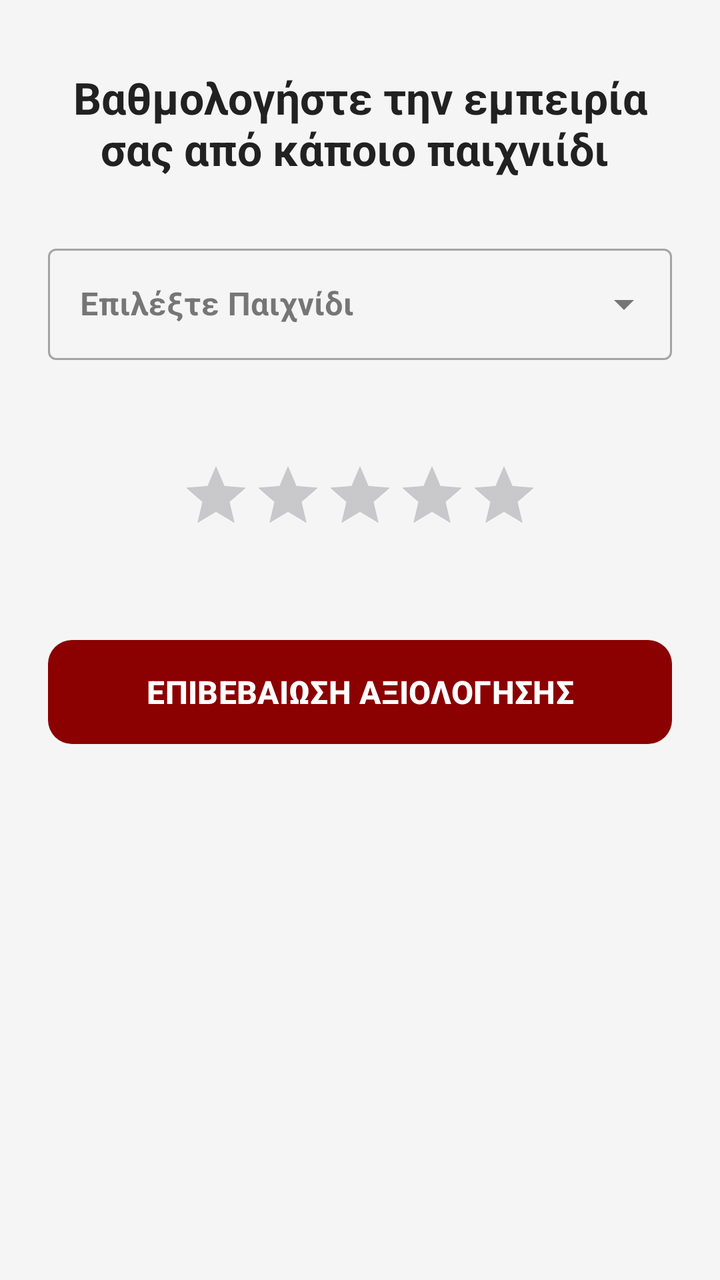
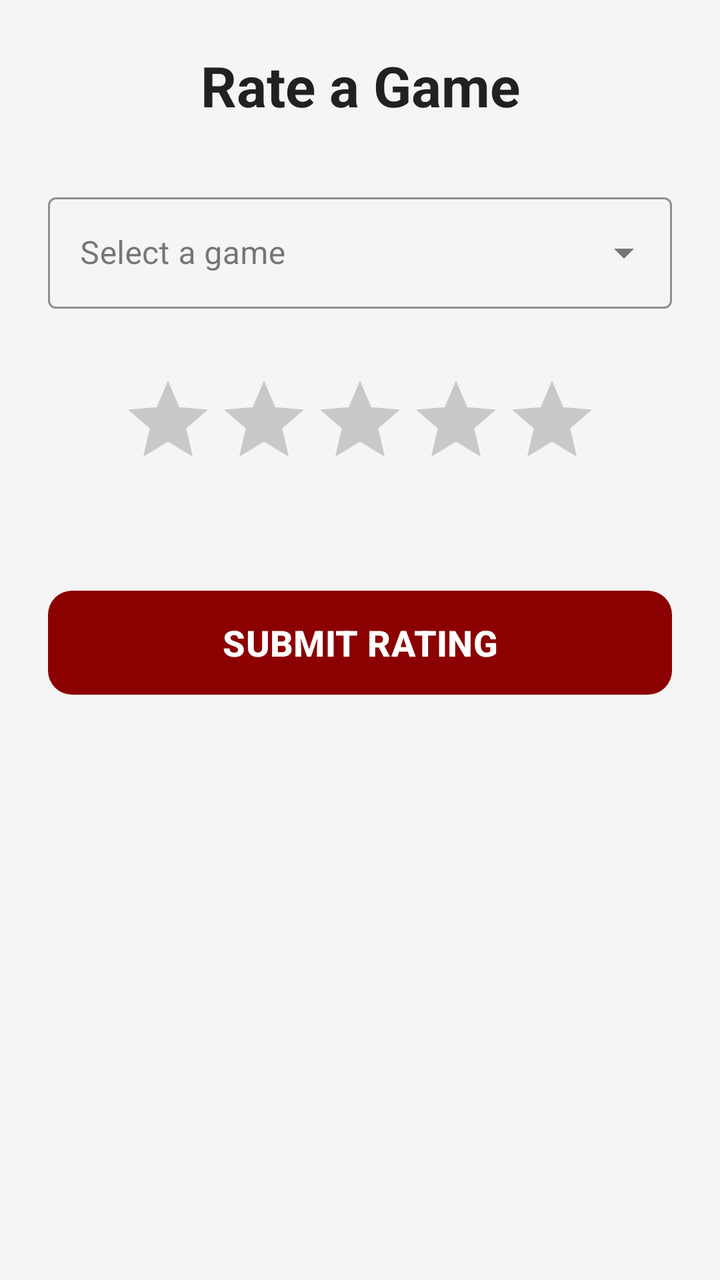

An Android layout rendered at two revisions. The XML below is the earlier revision; the diff shows what the commit changed to produce the second picture.
<!-- AndroidManifest.xml: application theme Theme.GoldenBet -->
<!-- res/layout/fragment_rate.xml -->
<?xml version="1.0" encoding="utf-8"?>
<androidx.core.widget.NestedScrollView
    xmlns:android="http://schemas.android.com/apk/res/android"
    xmlns:app="http://schemas.android.com/apk/res-auto"
    xmlns:tools="http://schemas.android.com/tools"
    android:layout_width="match_parent"
    android:layout_height="match_parent"
    android:fillViewport="true"
    android:background="?android:attr/windowBackground"
    tools:context=".view.mainMenu.Rate.RateFragment">

    <LinearLayout
        android:layout_width="match_parent"
        android:layout_height="wrap_content"
        android:orientation="vertical"
        android:padding="24dp"
        android:gravity="center_horizontal">

        <TextView
            android:id="@+id/etTitle"
            android:layout_width="wrap_content"
            android:layout_height="wrap_content"
            android:layout_marginTop="10dp"
            android:layout_marginBottom="30dp"
            android:text="Βαθμολογήστε την εμπειρία σας από κάποιο παιχνιίδι "
            android:textAlignment="center"
            android:textColor="?attr/colorOnSurface"
            android:textSize="22sp"
            android:textStyle="bold" />

        <com.google.android.material.textfield.TextInputLayout
            style="@style/Widget.MaterialComponents.TextInputLayout.OutlinedBox.ExposedDropdownMenu"
            android:layout_width="match_parent"
            android:layout_height="wrap_content"
            android:layout_marginBottom="50dp"
            android:hint="Επιλέξτε Παιχνίδι">

            <AutoCompleteTextView
                android:id="@+id/autoCompleteGameName"
                android:layout_width="match_parent"
                android:layout_height="wrap_content"
                android:inputType="text"
                android:text=""
                android:textAlignment="center"
                android:textStyle="bold" />

        </com.google.android.material.textfield.TextInputLayout>

        <RatingBar
            android:id="@+id/ratingBar"
            style="?android:attr/ratingBarStyleIndicator"
            android:layout_width="wrap_content"
            android:layout_height="wrap_content"
            android:layout_marginBottom="50dp"
            android:isIndicator="false"
            android:numStars="5"
            android:progressTint="?attr/colorPrimary"
            android:stepSize="0.5" />

        <com.google.android.material.button.MaterialButton
            android:id="@+id/btnSubmitRate"
            android:layout_width="match_parent"
            android:layout_height="60dp"
            android:text="ΕΠΙΒΕΒΑΙΩΣΗ ΑΞΙΟΛΟΓΗΣΗΣ"
            android:textSize="16sp"
            android:textStyle="bold"
            app:backgroundTint="?attr/colorPrimary"
            app:cornerRadius="12dp" />
    </LinearLayout>
</androidx.core.widget.NestedScrollView>
<!-- resources referenced by this layout -->
<resources>
  <style name="Theme.GoldenBet" parent="Base.Theme.GoldenBet" />
  <style name="Base.Theme.GoldenBet" parent="Theme.Material3.DayNight.NoActionBar">
          <item name="android:windowBackground">@color/bg_light</item>
  
          <item name="colorSurface">@color/card_light</item>
  
          <item name="colorOnSurface">@color/text_dark</item>
  
          <item name="colorPrimary">@color/luxury_red</item>
  
          <item name="android:statusBarColor">@color/bg_light</item>
          <item name="android:windowLightStatusBar">true</item>
          <item name="colorSurfaceVariant">@color/input_bg_light</item>
          <item name="colorSecondary">@color/gold_classic</item>
  
      </style>
  <color name="bg_light">#F5F5F5</color>
  <color name="card_light">#FFFFFF</color>
  <color name="text_dark">#212121</color>
  <color name="luxury_red">#8B0000</color>
  <color name="input_bg_light">#EBEBEB</color>
  <color name="gold_classic">#C6930A</color>
</resources>

<!-- the commit's change to res/layout/fragment_rate.xml (unified diff, before → after) -->
@@ -1,70 +1,59 @@
 <?xml version="1.0" encoding="utf-8"?>
-<androidx.core.widget.NestedScrollView
-    xmlns:android="http://schemas.android.com/apk/res/android"
+<LinearLayout xmlns:android="http://schemas.android.com/apk/res/android"
     xmlns:app="http://schemas.android.com/apk/res-auto"
-    xmlns:tools="http://schemas.android.com/tools"
     android:layout_width="match_parent"
     android:layout_height="match_parent"
-    android:fillViewport="true"
-    android:background="?android:attr/windowBackground"
-    tools:context=".view.mainMenu.Rate.RateFragment">
+    android:orientation="vertical"
+    android:padding="24dp"
+    android:background="@color/bg_light"
+    android:gravity="center_horizontal">
 
-    <LinearLayout
+    <TextView
         android:layout_width="match_parent"
         android:layout_height="wrap_content"
-        android:orientation="vertical"
-        android:padding="24dp"
-        android:gravity="center_horizontal">
+        android:text="@string/rate_title"
+        android:textSize="28sp"
+        android:textStyle="bold"
+        android:textColor="@color/text_dark"
+        android:layout_marginBottom="32dp"
+        android:gravity="center" />
 
-        <TextView
-            android:id="@+id/etTitle"
-            android:layout_width="wrap_content"
-            android:layout_height="wrap_content"
-            android:layout_marginTop="10dp"
-            android:layout_marginBottom="30dp"
-            android:text="Βαθμολογήστε την εμπειρία σας από κάποιο παιχνιίδι "
-            android:textAlignment="center"
-            android:textColor="?attr/colorOnSurface"
-            android:textSize="22sp"
-            android:textStyle="bold" />
+    <com.google.android.material.textfield.TextInputLayout
+        style="@style/Widget.MaterialComponents.TextInputLayout.OutlinedBox.ExposedDropdownMenu"
+        android:layout_width="match_parent"
+        android:layout_height="wrap_content"
+        android:hint="@string/rate_game_hint"
+        app:boxStrokeColor="@color/gold_classic"
+        android:layout_marginBottom="32dp">
 
-        <com.google.android.material.textfield.TextInputLayout
-            style="@style/Widget.MaterialComponents.TextInputLayout.OutlinedBox.ExposedDropdownMenu"
+        <AutoCompleteTextView
+            android:id="@+id/autoCompleteGameName"
             android:layout_width="match_parent"
             android:layout_height="wrap_content"
-            android:layout_marginBottom="50dp"
-            android:hint="Επιλέξτε Παιχνίδι">
+            android:inputType="none"
+            android:textColor="@color/text_dark" />
 
-            <AutoCompleteTextView
-                android:id="@+id/autoCompleteGameName"
-                android:layout_width="match_parent"
-                android:layout_height="wrap_content"
-                android:inputType="text"
-                android:text=""
-                android:textAlignment="center"
-                android:textStyle="bold" />
+    </com.google.android.material.textfield.TextInputLayout>
 
-        </com.google.android.material.textfield.TextInputLayout>
+    <RatingBar
+        android:id="@+id/ratingBar"
+        android:layout_width="wrap_content"
+        android:layout_height="wrap_content"
+        android:numStars="5"
+        android:stepSize="0.5"
+        android:progressTint="@color/gold_classic"
+        android:secondaryProgressTint="@color/gold_glow"
+        android:layout_marginBottom="48dp" />
 
-        <RatingBar
-            android:id="@+id/ratingBar"
-            style="?android:attr/ratingBarStyleIndicator"
-            android:layout_width="wrap_content"
-            android:layout_height="wrap_content"
-            android:layout_marginBottom="50dp"
-            android:isIndicator="false"
-            android:numStars="5"
-            android:progressTint="?attr/colorPrimary"
-            android:stepSize="0.5" />
+    <com.google.android.material.button.MaterialButton
+        android:id="@+id/btnSubmitRate"
+        android:layout_width="match_parent"
+        android:layout_height="60dp"
+        android:text="@string/rate_submit_btn"
+        android:textSize="18sp"
+        android:textStyle="bold"
+        app:cornerRadius="12dp"
+        app:backgroundTint="@color/luxury_red"
+        android:textColor="@color/white" />
 
-        <com.google.android.material.button.MaterialButton
-            android:id="@+id/btnSubmitRate"
-            android:layout_width="match_parent"
-            android:layout_height="60dp"
-            android:text="ΕΠΙΒΕΒΑΙΩΣΗ ΑΞΙΟΛΟΓΗΣΗΣ"
-            android:textSize="16sp"
-            android:textStyle="bold"
-            app:backgroundTint="?attr/colorPrimary"
-            app:cornerRadius="12dp" />
-    </LinearLayout>
-</androidx.core.widget.NestedScrollView>
+</LinearLayout>
<!-- resource entries referenced after the edit -->
@@ -19,8 +19,13 @@
   <color name="bg_light">#F5F5F5</color>
   <color name="card_light">#FFFFFF</color>
   <color name="text_dark">#212121</color>
+  <color name="white">#FFFFFFFF</color>
+  <string name="rate_game_hint">Select a game</string>
+  <string name="rate_submit_btn">SUBMIT RATING</string>
+  <string name="rate_title">Rate a Game</string>
   <color name="luxury_red">#8B0000</color>
   <color name="input_bg_light">#EBEBEB</color>
   <color name="gold_classic">#C6930A</color>
+  <color name="gold_glow">#FFE45E</color>
 </resources>
 
